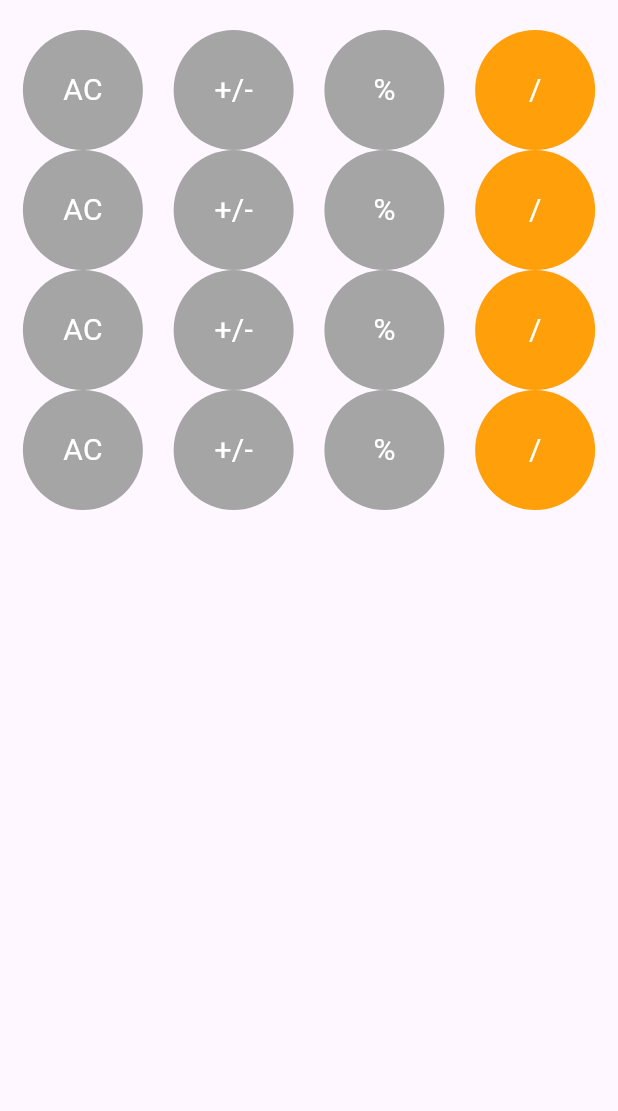
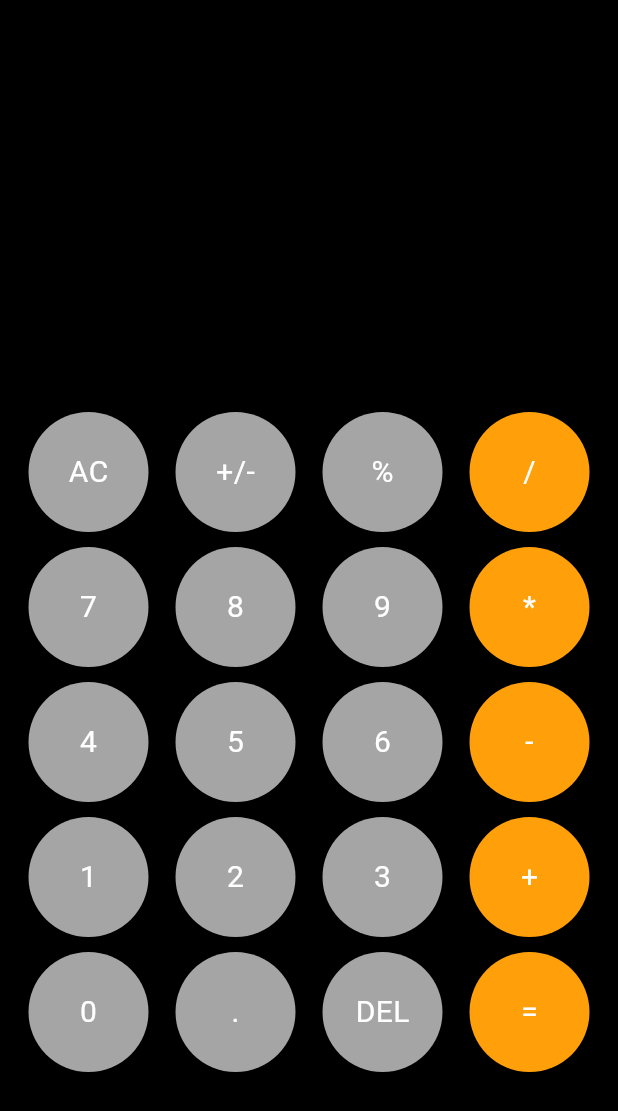
Before and after one commit to hayahahmed08/flutter_calculator_app, a Flutter app: the screen it shows after launch, on a phone screen of 412 x 824 dp. Shown: the top 1111 px of the screen. Run offline on Flutter 3.47's test engine with Material 3 defaults, Android fonts, the phone set to English and light mode, and no system bars; our stand-ins replace math_expressions.

Commit message:
Align expression and result text to bottom-right in calculator UI

```diff
--- a/lib/home_screen.dart
+++ b/lib/home_screen.dart
@@ -1,10 +1,12 @@
 import 'package:flutter/material.dart';
 import 'package:flutter_calculator_app/components/my_button.dart';
+import 'package:math_expressions/math_expressions.dart';
 
 class HomeScreen extends StatefulWidget {
   HomeScreen({super.key});
   var userInput = '';
   var answer = '';
+
   @override
   State<HomeScreen> createState() => _HomeScreenState();
 }
@@ -13,114 +15,221 @@ class _HomeScreenState extends State<HomeScreen> {
   @override
   Widget build(BuildContext context) {
     return Scaffold(
+      backgroundColor: Colors.black,
       body: SafeArea(
         child: Padding(
-          padding: const EdgeInsets.symmetric(horizontal: 10,vertical: 20),
+          padding: const EdgeInsets.symmetric(horizontal: 10),
           child: Column(
-
             children: [
-              Column(
-                mainAxisAlignment: MainAxisAlignment.spaceEvenly,
-
+              Expanded(
+                child: Padding(
+                  padding: const EdgeInsets.symmetric(vertical: 20),
+                  child: Align(
+                    alignment: Alignment.bottomRight,
+                    child: Column(
+                      mainAxisAlignment: MainAxisAlignment.end,
+                      crossAxisAlignment: CrossAxisAlignment.end,
                       children: [
-                  Row(
-                    mainAxisAlignment: MainAxisAlignment.spaceEvenly,
-                    // Align buttons evenly
-                    children: [
-                      MyButton(title: 'AC',onPress: (){
-                        print('tap');
-                      },),
-                      SizedBox(width: 10,),
-                      MyButton(title: '+/-', onPress: (){
-                        print('tap');
-                      },),
-                      SizedBox(width: 10, ),
-                      MyButton(title: '%', onPress: (){
-                        print('tap');
-                      },),
-                      SizedBox(width: 10,),
-                      MyButton(title: '/',color: Color(0xffffa00a), onPress: (){
-                        print('tap');
-                      },),
-
-
-
+                        Text(
+                          widget.userInput.toString(),
+                          style: TextStyle(fontSize: 30, color: Colors.white),
+                          textAlign: TextAlign.right,
+                        ),
+                        SizedBox(height: 10), // Space between userInput and answer
+                        Text(
+                          widget.answer.toString(),
+                          style: TextStyle(fontSize: 40, color: Colors.white, fontWeight: FontWeight.bold),
+                          textAlign: TextAlign.right,
+                        ),
                       ],
                     ),
-                  Row(
-                    mainAxisAlignment: MainAxisAlignment.spaceEvenly,
-                    // Align buttons evenly
+                  ),
+                ),
+              ),
+              Expanded(
+                flex: 2,
+                child: Column(
                   children: [
-                      MyButton(title: 'AC',onPress: (){
-                        print('tap');
-                      },),
-                      SizedBox(width: 10,),
-                      MyButton(title: '+/-', onPress: (){
-                        print('tap');
-                      },),
-                      SizedBox(width: 10, ),
-                      MyButton(title: '%', onPress: (){
-                        print('tap');
-                      },),
-                      SizedBox(width: 10,),
-                      MyButton(title: '/',color: Color(0xffffa00a), onPress: (){
-                        print('tap');
-                      },),
-
-
-
+                    Padding(
+                      padding: const EdgeInsets.only(bottom: 10.0),
+                      child: Row(
+                        children: [
+                          MyButton(
+                            title: 'AC',
+                            onPress: () {
+                              widget.userInput = '';
+                              widget.answer = '';
+                              setState(() {});
+                            },
+                          ),
+                          MyButton(
+                            title: '+/-',
+                            onPress: () {
+                              widget.userInput += '+/-';
+                              setState(() {});
+                            },
+                          ),
+                          MyButton(
+                            title: '%',
+                            onPress: () {
+                              addOperator('%');
+                            },
+                          ),
+                          MyButton(
+                            title: '/',
+                            color: Color(0xffffa00a),
+                            onPress: () {
+                              addOperator('/');
+                            },
+                          ),
                         ],
                       ),
-                  Row(
-                    mainAxisAlignment: MainAxisAlignment.spaceEvenly,
-                    // Align buttons evenly
+                    ),
+                    Padding(
+                      padding: const EdgeInsets.only(bottom: 10.0),
+                      child: Row(
                         children: [
-                      MyButton(title: 'AC',onPress: (){
-                        print('tap');
-                      },),
-                      SizedBox(width: 10,),
-                      MyButton(title: '+/-', onPress: (){
-                        print('tap');
-                      },),
-                      SizedBox(width: 10, ),
-                      MyButton(title: '%', onPress: (){
-                        print('tap');
-                      },),
-                      SizedBox(width: 10,),
-                      MyButton(title: '/',color: Color(0xffffa00a), onPress: (){
-                        print('tap');
-                      },),
-
-
-
+                          MyButton(
+                            title: '7',
+                            onPress: () {
+                              widget.userInput += '7';
+                              setState(() {});
+                            },
+                          ),
+                          MyButton(
+                            title: '8',
+                            onPress: () {
+                              widget.userInput += '8';
+                              setState(() {});
+                            },
+                          ),
+                          MyButton(
+                            title: '9',
+                            onPress: () {
+                              widget.userInput += '9';
+                              setState(() {});
+                            },
+                          ),
+                          MyButton(
+                            title: '*',
+                            color: Color(0xffffa00a),
+                            onPress: () {
+                              addOperator('*');
+                            },
+                          ),
                         ],
                       ),
-                  Row(
-                    mainAxisAlignment: MainAxisAlignment.spaceEvenly,
-                    // Align buttons evenly
+                    ),
+                    Padding(
+                      padding: const EdgeInsets.only(bottom: 10.0),
+                      child: Row(
                         children: [
-                      MyButton(title: 'AC',onPress: (){
-                        print('tap');
-                      },),
-                      SizedBox(width: 10,),
-                      MyButton(title: '+/-', onPress: (){
-                        print('tap');
-                      },),
-                      SizedBox(width: 10, ),
-                      MyButton(title: '%', onPress: (){
-                        print('tap');
-                      },),
-                      SizedBox(width: 10,),
-                      MyButton(title: '/',color: Color(0xffffa00a), onPress: (){
-                        print('tap');
-                      },),
-
-
-
+                          MyButton(
+                            title: '4',
+                            onPress: () {
+                              widget.userInput += '4';
+                              setState(() {});
+                            },
+                          ),
+                          MyButton(
+                            title: '5',
+                            onPress: () {
+                              widget.userInput += '5';
+                              setState(() {});
+                            },
+                          ),
+                          MyButton(
+                            title: '6',
+                            onPress: () {
+                              widget.userInput += '6';
+                              setState(() {});
+                            },
+                          ),
+                          MyButton(
+                            title: '-',
+                            color: Color(0xffffa00a),
+                            onPress: () {
+                              addOperator('-');
+                            },
+                          ),
                         ],
                       ),
-                  SizedBox(height: 10),
+                    ),
+                    Padding(
+                      padding: const EdgeInsets.only(bottom: 10.0),
+                      child: Row(
+                        children: [
+                          MyButton(
+                            title: '1',
+                            onPress: () {
+                              widget.userInput += '1';
+                              setState(() {});
+                            },
+                          ),
+                          MyButton(
+                            title: '2',
+                            onPress: () {
+                              widget.userInput += '2';
+                              setState(() {});
+                            },
+                          ),
+                          MyButton(
+                            title: '3',
+                            onPress: () {
+                              widget.userInput += '3';
+                              setState(() {});
+                            },
+                          ),
+                          MyButton(
+                            title: '+',
+                            color: Color(0xffffa00a),
+                            onPress: () {
+                              addOperator('+');
+                            },
+                          ),
                         ],
+                      ),
+                    ),
+                    Row(
+                      children: [
+                        MyButton(
+                          title: '0',
+                          onPress: () {
+                            widget.userInput += '0';
+                            setState(() {});
+                          },
+                        ),
+                        MyButton(
+                          title: '.',
+                          onPress: () {
+                            if (!widget.userInput.endsWith('.')) {
+                              widget.userInput += '.';
+                              setState(() {});
+                            }
+                          },
+                        ),
+                        MyButton(
+                          title: 'DEL',
+                          onPress: () {
+                            if (widget.userInput.isNotEmpty) {
+                              widget.userInput = widget.userInput
+                                  .substring(0, widget.userInput.length - 1);
+                              setState(() {});
+                            }
+                          },
+                        ),
+                        MyButton(
+                          title: '=',
+                          color: Color(0xffffa00a),
+                          onPress: () {
+                            equalPress();
+                            setState(() {});
+                          },
+                        ),
+                      ],
+                    ),
+                  ],
+                ),
               ),
             ],
           ),
@@ -128,4 +237,30 @@ class _HomeScreenState extends State<HomeScreen> {
       ),
     );
   }
+
+  void addOperator(String operator) {
+    if (widget.userInput.isNotEmpty) {
+      String lastChar = widget.userInput[widget.userInput.length - 1];
+      if ('+-*/%'.contains(lastChar)) {
+        widget.userInput =
+            widget.userInput.substring(0, widget.userInput.length - 1);
       }
+    }
+    widget.userInput += operator;
+    setState(() {});
+  }
+
+  void equalPress() {
+    try {
+      Parser p = Parser();
+      Expression expression = p.parse(widget.userInput);
+      ContextModel contextModel = ContextModel();
+
+      double eval = expression.evaluate(EvaluationType.REAL, contextModel);
+      widget.answer = eval.toString();
+    } catch (e) {
+      widget.answer = 'Error';
+    }
+    setState(() {});
+  }
+}
--- a/lib/main.dart
+++ b/lib/main.dart
@@ -12,6 +12,7 @@ class MyApp extends StatelessWidget {
   Widget build(BuildContext context) {
     return MaterialApp(
       title: 'Flutter Demo',
+      color: Colors.black,
       home: HomeScreen(),
     );
   }
--- a/pubspec.yaml
+++ b/pubspec.yaml
@@ -35,6 +35,7 @@ dependencies:
   # The following adds the Cupertino Icons font to your application.
   # Use with the CupertinoIcons class for iOS style icons.
   cupertino_icons: ^1.0.6
+  math_expressions: ^2.6.0
 
 dev_dependencies:
   flutter_test:
```
Also changed, not shown: pubspec.lock. Lines whose indentation alone changed are shown as unchanged.
